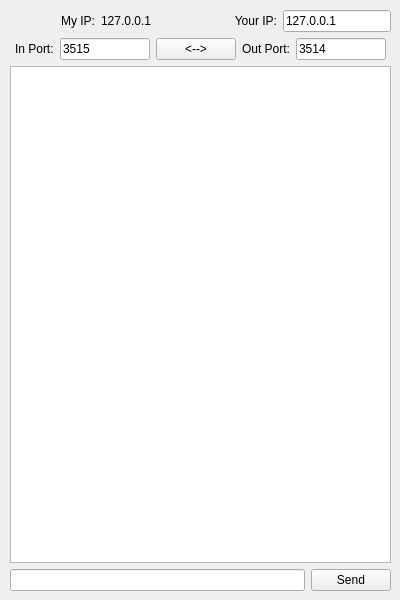
Old version of the form chatapp.ui in the repository gwarkentin/cs351_hw4_ChatApp.
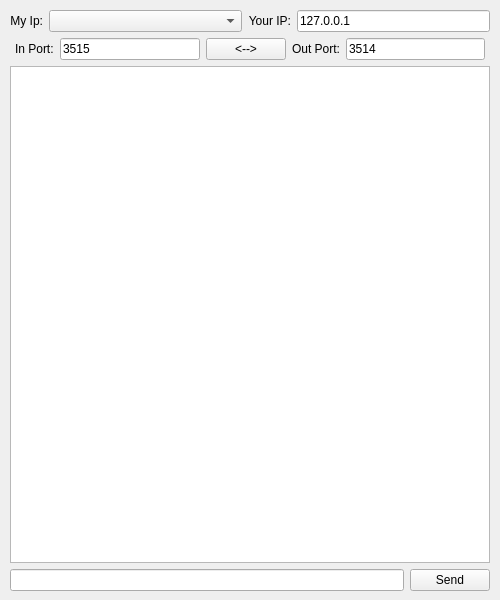
New version of the form.

Diff of the .ui file:
```diff
--- a/chatapp.ui
+++ b/chatapp.ui
@@ -6,29 +6,35 @@
    <rect>
     <x>0</x>
     <y>0</y>
-    <width>400</width>
+    <width>500</width>
     <height>600</height>
    </rect>
   </property>
   <property name="windowTitle">
    <string>ChatApp</string>
   </property>
-  <widget class="QWidget" name="">
+  <widget class="QWidget" name="layoutWidget">
    <property name="geometry">
     <rect>
      <x>10</x>
      <y>10</y>
-     <width>381</width>
+     <width>480</width>
      <height>581</height>
     </rect>
    </property>
-   <layout class="QVBoxLayout" name="verticalLayout">
+   <layout class="QVBoxLayout" name="verticalLayout" stretch="0,0,0,0">
     <item>
      <layout class="QHBoxLayout" name="horizontalLayout_3">
       <item>
        <widget class="QLabel" name="label_4">
+        <property name="sizePolicy">
+         <sizepolicy hsizetype="Maximum" vsizetype="Preferred">
+          <horstretch>0</horstretch>
+          <verstretch>0</verstretch>
+         </sizepolicy>
+        </property>
         <property name="text">
-         <string>My IP:</string>
+         <string>My Ip:</string>
         </property>
         <property name="alignment">
          <set>Qt::AlignRight|Qt::AlignTrailing|Qt::AlignVCenter</set>
@@ -36,17 +42,26 @@
        </widget>
       </item>
       <item>
-       <widget class="QLabel" name="myIpLabel">
-        <property name="text">
-         <string>127.0.0.1</string>
+       <widget class="QComboBox" name="interfaceCombo">
+        <property name="enabled">
+         <bool>true</bool>
         </property>
-        <property name="textInteractionFlags">
-         <set>Qt::LinksAccessibleByMouse|Qt::TextSelectableByKeyboard|Qt::TextSelectableByMouse</set>
+        <property name="sizePolicy">
+         <sizepolicy hsizetype="Expanding" vsizetype="Fixed">
+          <horstretch>0</horstretch>
+          <verstretch>0</verstretch>
+         </sizepolicy>
         </property>
        </widget>
       </item>
       <item>
        <widget class="QLabel" name="label_3">
+        <property name="sizePolicy">
+         <sizepolicy hsizetype="Maximum" vsizetype="Preferred">
+          <horstretch>0</horstretch>
+          <verstretch>0</verstretch>
+         </sizepolicy>
+        </property>
         <property name="text">
          <string>Your IP:</string>
         </property>
@@ -58,7 +73,7 @@
       <item>
        <widget class="QLineEdit" name="yourIpLineEdit">
         <property name="sizePolicy">
-         <sizepolicy hsizetype="Maximum" vsizetype="Fixed">
+         <sizepolicy hsizetype="Expanding" vsizetype="Fixed">
           <horstretch>0</horstretch>
           <verstretch>0</verstretch>
          </sizepolicy>
```
